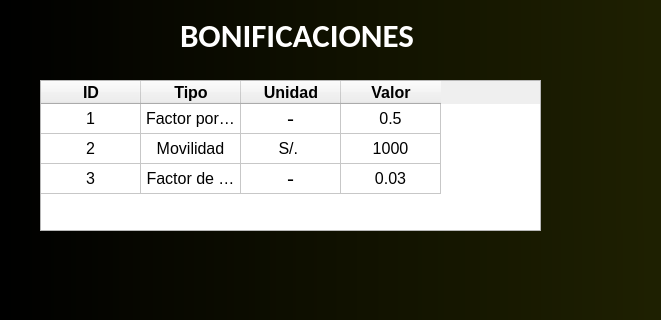
The window that src/otros_recursos/GUI/BonificacionVerModificar.ui (JosueDanielGarciaBetancourt/CalculoSueldosProject) describes before a commit, drawn with Qt 5; both pictures show x 0 to 661 and y 0 to 320 of the 1080 by 620 pixel window.
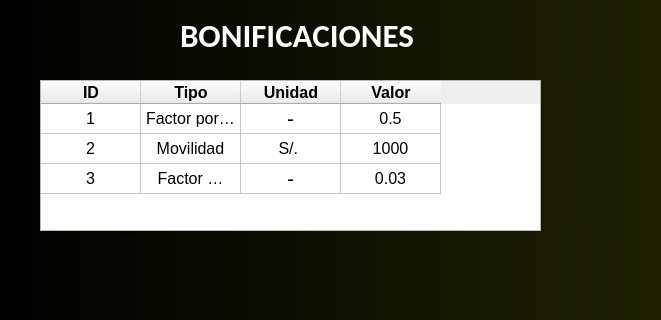
The same window after the commit. Icons and pictures are not drawn.

```diff
--- a/src/otros_recursos/GUI/BonificacionVerModificar.ui
+++ b/src/otros_recursos/GUI/BonificacionVerModificar.ui
@@ -382,10 +382,13 @@
      <property name="textAlignment">
       <set>AlignCenter</set>
      </property>
+     <property name="flags">
+      <set>ItemIsSelectable|ItemIsDragEnabled|ItemIsDropEnabled|ItemIsUserCheckable|ItemIsEnabled</set>
+     </property>
     </item>
     <item row="0" column="1">
      <property name="text">
-      <string>Factor por horas extra</string>
+      <string>Factor por horas extras</string>
      </property>
      <property name="font">
       <font>
@@ -411,6 +414,9 @@
      <property name="textAlignment">
       <set>AlignCenter</set>
      </property>
+     <property name="flags">
+      <set>ItemIsSelectable|ItemIsDragEnabled|ItemIsDropEnabled|ItemIsUserCheckable|ItemIsEnabled</set>
+     </property>
     </item>
     <item row="0" column="3">
      <property name="text">
@@ -419,6 +425,9 @@
      <property name="textAlignment">
       <set>AlignCenter</set>
      </property>
+     <property name="flags">
+      <set>ItemIsSelectable|ItemIsDragEnabled|ItemIsDropEnabled|ItemIsUserCheckable|ItemIsEnabled</set>
+     </property>
     </item>
     <item row="1" column="0">
      <property name="text">
@@ -432,6 +441,9 @@
      <property name="textAlignment">
       <set>AlignCenter</set>
      </property>
+     <property name="flags">
+      <set>ItemIsSelectable|ItemIsDragEnabled|ItemIsDropEnabled|ItemIsUserCheckable|ItemIsEnabled</set>
+     </property>
     </item>
     <item row="1" column="1">
      <property name="text">
@@ -440,6 +452,9 @@
      <property name="textAlignment">
       <set>AlignCenter</set>
      </property>
+     <property name="flags">
+      <set>ItemIsSelectable|ItemIsDragEnabled|ItemIsDropEnabled|ItemIsUserCheckable|ItemIsEnabled</set>
+     </property>
     </item>
     <item row="1" column="2">
      <property name="text">
@@ -453,6 +468,9 @@
      <property name="textAlignment">
       <set>AlignCenter</set>
      </property>
+     <property name="flags">
+      <set>ItemIsSelectable|ItemIsDragEnabled|ItemIsDropEnabled|ItemIsUserCheckable|ItemIsEnabled</set>
+     </property>
     </item>
     <item row="1" column="3">
      <property name="text">
@@ -461,6 +479,9 @@
      <property name="textAlignment">
       <set>AlignCenter</set>
      </property>
+     <property name="flags">
+      <set>ItemIsSelectable|ItemIsDragEnabled|ItemIsDropEnabled|ItemIsUserCheckable|ItemIsEnabled</set>
+     </property>
     </item>
     <item row="2" column="0">
      <property name="text">
@@ -474,14 +495,20 @@
      <property name="textAlignment">
       <set>AlignCenter</set>
      </property>
+     <property name="flags">
+      <set>ItemIsSelectable|ItemIsDragEnabled|ItemIsDropEnabled|ItemIsUserCheckable|ItemIsEnabled</set>
+     </property>
     </item>
     <item row="2" column="1">
      <property name="text">
-      <string>Factor de movilidad suplementaria</string>
+      <string>Factor suplementario</string>
      </property>
      <property name="textAlignment">
       <set>AlignCenter</set>
      </property>
+     <property name="flags">
+      <set>ItemIsSelectable|ItemIsDragEnabled|ItemIsDropEnabled|ItemIsUserCheckable|ItemIsEnabled</set>
+     </property>
     </item>
     <item row="2" column="2">
      <property name="text">
@@ -495,6 +522,9 @@
      <property name="textAlignment">
       <set>AlignCenter</set>
      </property>
+     <property name="flags">
+      <set>ItemIsSelectable|ItemIsDragEnabled|ItemIsDropEnabled|ItemIsUserCheckable|ItemIsEnabled</set>
+     </property>
     </item>
     <item row="2" column="3">
      <property name="text">
@@ -503,6 +533,9 @@
      <property name="textAlignment">
       <set>AlignCenter</set>
      </property>
+     <property name="flags">
+      <set>ItemIsSelectable|ItemIsDragEnabled|ItemIsDropEnabled|ItemIsUserCheckable|ItemIsEnabled</set>
+     </property>
     </item>
    </widget>
    <widget class="QPushButton" name="pushButton_Regresar">
```
Left out of the diff: 4 changed lines with no effect on the pictures.
